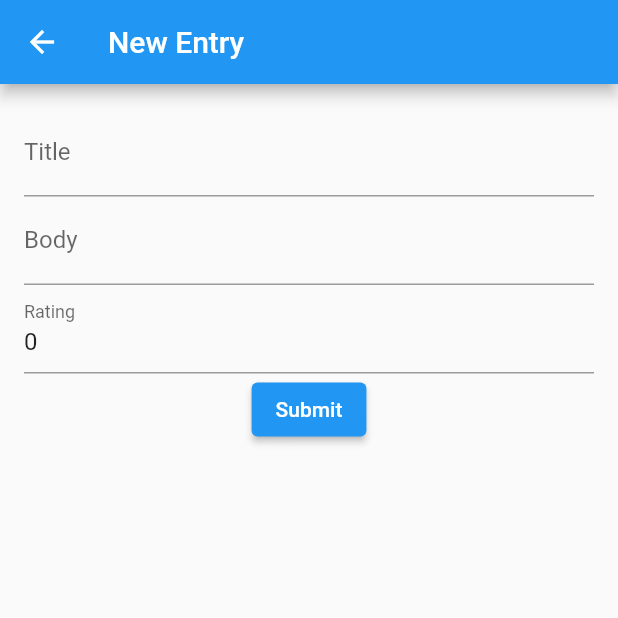
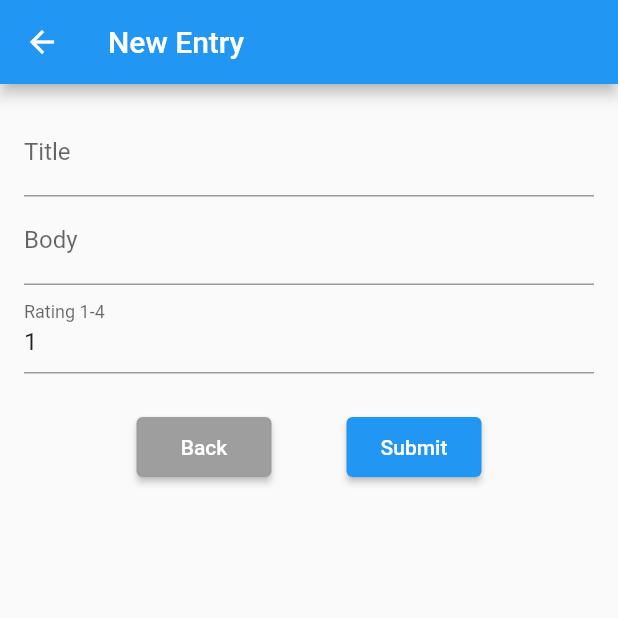
Before and after one commit to GregoryNavasarkian/journal-flutter, a Flutter app: the screen it shows after launch, after a tap on the "add" icon, on a phone screen of 412 x 824 dp, the top half of it. Run offline on Flutter 3.47's test engine with Material 2 defaults, Android fonts, the phone set to English and light mode, and no system bars; our stand-ins replace shared_preferences, sqflite; accounts and stored records are empty.

Commit message:
final commit

```diff
--- a/lib/db/journal_database.dart
+++ b/lib/db/journal_database.dart
@@ -1,3 +1,5 @@
+import 'package:flutter/services.dart';
+// ignore: depend_on_referenced_packages
 import 'package:path/path.dart';
 import 'package:sqflite/sqflite.dart';
 import '../model/journal_entry.dart';
@@ -25,13 +27,9 @@ class JournalDatabase {
     return await openDatabase(path, version: 1, onCreate: _createDB);
   }
 
+  // create database
   Future _createDB(Database db, int version) async {
-    await db.execute('''CREATE TABLE $journal (
-      ${JournalFields.id} INTEGER PRIMARY KEY AUTOINCREMENT,
-      ${JournalFields.title} TEXT NOT NULL,
-      ${JournalFields.body} TEXT NOT NULL,
-      ${JournalFields.rating} INTEGER NOT NULL
-    )''');
+    await db.execute(await rootBundle.loadString(CREATE_DB));
   }
 
   Future<JournalEntry> create(JournalEntry journalEntry) async {
@@ -60,8 +58,9 @@ class JournalDatabase {
 
   Future<List<JournalEntry>> readAllJournalEntries() async {
     final db = await instance.database;
-    final result = await db.rawQuery('SELECT * FROM $journal');
-    return result.map( (json) => JournalEntry.fromJson(json)).toList();
+    const orderBy = '${JournalFields.id} DESC';
+    final result = await db.rawQuery('SELECT * FROM $journal ORDER BY $orderBy');
+    return result.map((json) => JournalEntry.fromJson(json)).toList();
   }
 
   Future<int> update(JournalEntry journalEntry) async {
--- a/lib/main.dart
+++ b/lib/main.dart
@@ -13,6 +13,7 @@ void main() async {
     DeviceOrientation.landscapeLeft,
     DeviceOrientation.landscapeRight,
   ]);
+
   SharedPreferences.getInstance().then((prefs) {
     var isDarkTheme = prefs.getBool("darkTheme") ?? false;
     return runApp(
@@ -26,6 +27,7 @@ void main() async {
   });
 }
 
+// ignore: use_key_in_widget_constructors
 class MyApp extends StatelessWidget {
   // This widget is the root of your application.
   @override
@@ -35,7 +37,7 @@ class MyApp extends StatelessWidget {
         return MaterialApp(
           title: 'Journal Entries',
           theme: value.getTheme(),
-          home: HomePage(),
+          home: const HomePage(),
         );
       },
     );
--- a/lib/model/journal_entry.dart
+++ b/lib/model/journal_entry.dart
@@ -1,11 +1,12 @@
-final String journal = 'journal';
+const String journal = 'journal_entries';
 
 class JournalFields {
-  static final List<String> values = [id, title, body, rating];
-  static final String id = '_id';
-  static final String title = 'title';
-  static final String body = 'body';
-  static final String rating = 'rating';
+  static final List<String> values = [id, title, body, rating, date];
+  static const String id = 'id';
+  static const String title = 'title';
+  static const String body = 'body';
+  static const String rating = 'rating';
+  static const String date = 'date';
 }
 
 class JournalEntry {
@@ -13,12 +14,14 @@ class JournalEntry {
   final String title;
   final String body;
   final int rating;
+  final String date;
 
   const JournalEntry({
     this.id,
     required this.title,
     required this.body,
     required this.rating,
+    required this.date,
   });
 
   Map<String, Object?> toJson() => {
@@ -26,6 +29,7 @@ class JournalEntry {
         JournalFields.title: title,
         JournalFields.body: body,
         JournalFields.rating: rating,
+        JournalFields.date: date,
       };
 
   static JournalEntry fromJson(Map<String, Object?> json) => JournalEntry(
@@ -33,6 +37,7 @@ class JournalEntry {
         title: json[JournalFields.title] as String,
         body: json[JournalFields.body] as String,
         rating: json[JournalFields.rating] as int,
+        date: json[JournalFields.date] as String,
       );
 
   JournalEntry copy({
@@ -40,12 +45,14 @@ class JournalEntry {
     String? title,
     String? body,
     int? rating,
+    String? date
   }) =>
       JournalEntry(
         id: id ?? this.id,
         title: title ?? this.title,
         body: body ?? this.body,
         rating: rating ?? this.rating,
+        date: date ?? this.date,
       );
 
 }
--- a/lib/screens/HomePage.dart
+++ b/lib/screens/HomePage.dart
@@ -1,4 +1,7 @@
+// ignore_for_file: file_names
+
 import 'package:flutter/material.dart';
+import 'package:intl/intl.dart';
 import 'package:provider/provider.dart';
 
 import '../theme.dart';
@@ -20,6 +23,7 @@ class _HomePageState extends State<HomePage> {
 
   @override
   void initState() {
+    journalEntries = [];
     super.initState();
     refreshJournalEntries();
   }
@@ -40,28 +44,41 @@ class _HomePageState extends State<HomePage> {
   Widget build(BuildContext context) {
     return Scaffold(
         appBar: AppBar(
-          title: const Text("Journal Entries"),
-          // actions: <Widget>[
-          //   IconButton(
-          //     icon: const Icon(Icons.brightness_6),
-          //     color: Colors.white,
-          //     onPressed: () {
-          //       Provider.of<ThemeProvider>(context, listen: false).swapTheme();
-          //     },
-          //   )
-          // ],
+          title: const Center(child: Text("Journal Entries")),
         ),
         body: Center(
+          child: LayoutBuilder(
+            builder: (context, constraints) {
+              if (constraints.maxWidth < 600) {
+                return Row(
+                  children: [
+                    Expanded(
                       child: journalEntries.isEmpty ? empty() : buildJournal(),
+                    ),
+                  ],
+                );
+              } else {
+                return journalEntries.isEmpty ? empty() : buildJournalWide();
+              }
+            },
+          ),
         ),
         endDrawer: Drawer(
           child: ListView(
             padding: EdgeInsets.zero,
             children: <Widget>[
+              // ignore: sized_box_for_whitespace
+              Container(
+                height: 110,
+                child: const DrawerHeader(
+                  child: Text('Settings', style: TextStyle(fontSize: 17)),
+                ),
+              ),
               Padding(
-                padding: const EdgeInsets.all(20),
+                padding: const EdgeInsets.all(0),
                 child: SwitchListTile(
-                  title: const Text('Dark Theme'),
+                  title:
+                      const Text('Dark Theme', style: TextStyle(fontSize: 16)),
                   value: Provider.of<ThemeProvider>(context).getThemeMode(),
                   onChanged: (value) {
                     Provider.of<ThemeProvider>(context, listen: false)
@@ -91,12 +108,8 @@ class _HomePageState extends State<HomePage> {
       itemBuilder: (context, index) {
         final journalEntry = journalEntries[index];
         return Card(
-          child: ListTile(
-            title: Text(journalEntry.title),
-            subtitle: Text(journalEntry.body),
-            trailing: IconButton(
-              icon: const Icon(Icons.edit),
-              onPressed: () async {
+          child: GestureDetector(
+            onTap: () async {
               await Navigator.of(context).push(
                 MaterialPageRoute(
                   builder: (context) => EditJournalEntryPage(
@@ -106,11 +119,69 @@ class _HomePageState extends State<HomePage> {
               );
               refreshJournalEntries();
             },
+            child: ListTile(
+              title: Text(journalEntry.title),
+              subtitle: formattedDate(journalEntry.date),
             ),
           ),
         );
       },
     );
+  }
+
+  Widget buildJournalWide() {
+    return ListView.builder(
+      itemCount: journalEntries.length,
+      itemBuilder: (context, index) {
+        final journalEntry = journalEntries[index];
+        return Card(
+          child: GestureDetector(
+            onTap: () async {
+              await Navigator.of(context).push(
+                MaterialPageRoute(
+                  builder: (context) => EditJournalEntryPage(
+                    journalId: journalEntry.id!,
+                  ),
+                ),
+              );
+              refreshJournalEntries();
+            },
+            child: ListTile(
+              isThreeLine: true,
+              title: Padding(
+                padding: const EdgeInsets.only(top: 2.0),
+                child: Text(journalEntry.title,
+                    style: const TextStyle(fontSize: 20)),
+              ),
+              subtitle: Padding(
+                padding: const EdgeInsets.only(top: 6.0),
+                child: formattedDate(journalEntry.date),
+              ),
+              trailing: Padding(
+                padding: const EdgeInsets.only(right: 10.0),
+                child: Column(
+                  children: [
+                    Text(journalEntry.title,
+                        style: const TextStyle(
+                            fontSize: 26, fontWeight: FontWeight.bold)),
+                    Padding(
+                      padding: const EdgeInsets.only(top: 6),
+                      child: Text(journalEntry.body,
+                          style: const TextStyle(fontSize: 16)),
+                    ),
+                  ],
+                ),
+              ),
+            ),
+          ),
+        );
+      },
+    );
+  }
+
+  Widget formattedDate(String date) {
+    DateTime tempDate = DateTime.parse(date);
+    return Text(DateFormat('EEEE, MMMM d, yyyy').format(tempDate));
   }
 
   Widget empty() {
@@ -123,9 +194,12 @@ class _HomePageState extends State<HomePage> {
           child: Icon(
             Icons.book,
             size: 150,
-            color: Colors.grey,
+            color: Color.fromARGB(255, 73, 73, 73),
           ),
         ),
+        const Text("No Journal Entries",
+            style: TextStyle(
+                fontSize: 20, color: Color.fromARGB(255, 29, 29, 29))),
       ],
     );
   }
--- a/lib/screens/JournalEntryPage.dart
+++ b/lib/screens/JournalEntryPage.dart
@@ -1,6 +1,11 @@
+// ignore_for_file: file_names
+
 import 'package:flutter/material.dart';
 import 'package:journal/model/journal_entry.dart';
 import 'package:journal/db/journal_database.dart';
+import 'package:intl/intl.dart';
+
+import 'HomePage.dart';
 
 class JournalEntryPage extends StatefulWidget {
   final JournalEntry? journalEntry;
@@ -16,13 +21,16 @@ class _JournalEntryPageState extends State<JournalEntryPage> {
   late String title;
   late String body;
   late int rating;
+  late String date = formatDate(DateTime.now());
+  String formatDate(DateTime date) => DateFormat("yyyy-MM-dd").format(date);
 
   @override
   void initState() {
     super.initState();
     title = widget.journalEntry?.title ?? '';
     body = widget.journalEntry?.body ?? '';
-    rating = widget.journalEntry?.rating ?? 0;
+    rating = widget.journalEntry?.rating ?? 1;
+    date = widget.journalEntry?.date ?? formatDate(DateTime.now());
   }
 
   @override
@@ -70,19 +78,46 @@ class _JournalEntryPageState extends State<JournalEntryPage> {
               TextFormField(
                 initialValue: rating.toString(),
                 decoration: const InputDecoration(
-                  labelText: 'Rating',
+                  labelText: 'Rating 1-4',
                 ),
                 validator: (value) {
-                  if (value == null || value.isEmpty) {
-                    return 'Please enter a rating';
+                  if (value == null ||
+                      value.isEmpty ||
+                      int.tryParse(value)! > 4 ||
+                      int.tryParse(value)! < 1) {
+                    return 'Please enter a rating between 1 and 4';
                   }
                   return null;
                 },
                 onSaved: (value) {
-                  rating = int.parse(value ?? '0');
+                  rating = int.parse(value ?? '1');
                 },
               ),
+              Padding(
+                padding: const EdgeInsets.all(25.0),
+                child: Row(
+                  mainAxisAlignment: MainAxisAlignment.spaceEvenly,
+                  children: [
                     ElevatedButton(
+                      style: ElevatedButton.styleFrom(
+                        backgroundColor: Colors.grey,
+                        minimumSize: const Size(90, 40),
+                        maximumSize: const Size(90, 40),
+                      ),
+                      onPressed: () async {
+                        await Navigator.of(context).push(
+                          MaterialPageRoute(
+                            builder: (context) => const HomePage(),
+                          ),
+                        );
+                      },
+                      child: const Text('Back'),
+                    ),
+                    ElevatedButton(
+                      style: ElevatedButton.styleFrom(
+                        minimumSize: const Size(90, 40),
+                        maximumSize: const Size(90, 40),
+                      ),
                       onPressed: () {
                         if (_formKey.currentState!.validate()) {
                           _formKey.currentState!.save();
@@ -92,6 +127,7 @@ class _JournalEntryPageState extends State<JournalEntryPage> {
                                 title: title,
                                 body: body,
                                 rating: rating,
+                                date: date,
                               ),
                             );
                           } else {
@@ -101,6 +137,7 @@ class _JournalEntryPageState extends State<JournalEntryPage> {
                                 title: title,
                                 body: body,
                                 rating: rating,
+                                date: date,
                               ),
                             );
                           }
@@ -112,6 +149,9 @@ class _JournalEntryPageState extends State<JournalEntryPage> {
                   ],
                 ),
               ),
+            ],
+          ),
+        ),
       ),
     );
   }
--- a/pubspec.yaml
+++ b/pubspec.yaml
@@ -15,6 +15,7 @@ dependencies:
   provider: ^6.0.5
   theme_provider: ^0.5.0
   sqflite: ^2.2.5
+  intl: ^0.18.0
 
 dev_dependencies:
   flutter_test:
```
Also changed, not shown: lib/screens/EditJournalEntryPage.dart (+28 -41 lines), assets/schema_1.sql.txt (line endings or trailing spaces), pubspec.lock, 1 other file. Lines whose indentation alone changed are shown as unchanged.
